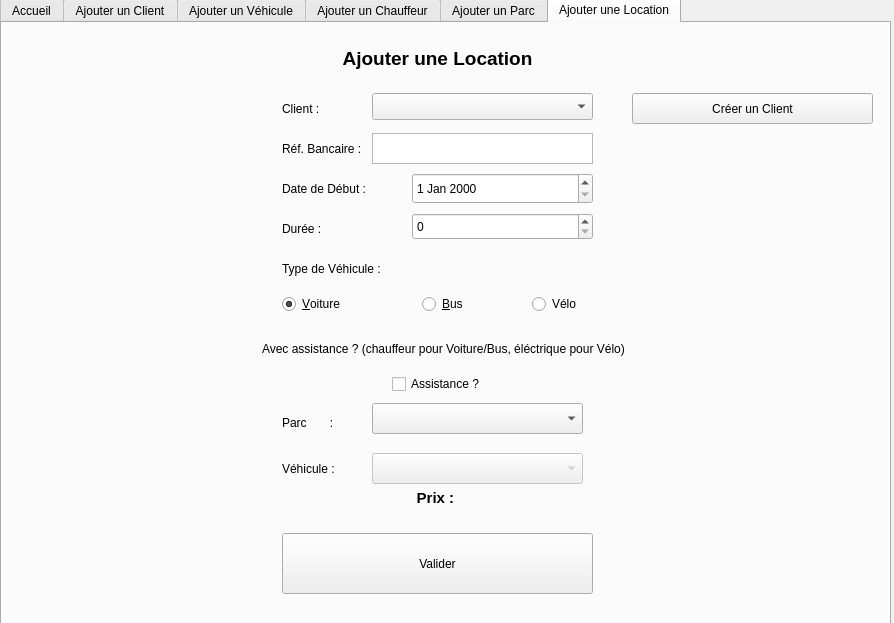
The window that ProjetCPOA/mainwindow.ui (simonh88/projetL3) describes before a commit, drawn with Qt 5.
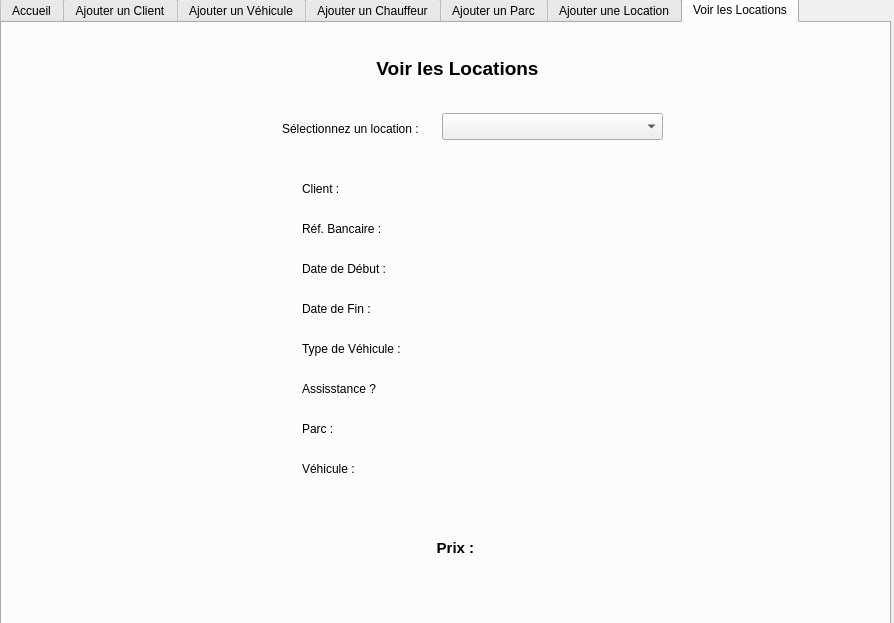
The same window after the commit.

Commit message: voir les locations quasi fini

Diff of the .ui file:
```diff
--- a/ProjetCPOA/mainwindow.ui
+++ b/ProjetCPOA/mainwindow.ui
@@ -27,7 +27,7 @@
      </rect>
     </property>
     <property name="currentIndex">
-     <number>5</number>
+     <number>6</number>
     </property>
     <property name="tabsClosable">
      <bool>false</bool>
@@ -1144,6 +1144,268 @@
       </property>
      </widget>
     </widget>
+    <widget class="QWidget" name="tab_showLocations">
+     <attribute name="title">
+      <string>Voir les Locations</string>
+     </attribute>
+     <widget class="QLabel" name="show_locPrix">
+      <property name="geometry">
+       <rect>
+        <x>300</x>
+        <y>510</y>
+        <width>311</width>
+        <height>31</height>
+       </rect>
+      </property>
+      <property name="text">
+       <string>&lt;html&gt;&lt;head/&gt;&lt;body&gt;&lt;p align=&quot;center&quot;&gt;&lt;span style=&quot; font-size:11pt; font-weight:600;&quot;&gt;Prix : &lt;/span&gt;&lt;/p&gt;&lt;/body&gt;&lt;/html&gt;</string>
+      </property>
+     </widget>
+     <widget class="QLabel" name="label_46">
+      <property name="geometry">
+       <rect>
+        <x>280</x>
+        <y>90</y>
+        <width>161</width>
+        <height>31</height>
+       </rect>
+      </property>
+      <property name="text">
+       <string>Sélectionnez un location :</string>
+      </property>
+     </widget>
+     <widget class="QLabel" name="label_47">
+      <property name="geometry">
+       <rect>
+        <x>300</x>
+        <y>30</y>
+        <width>311</width>
+        <height>31</height>
+       </rect>
+      </property>
+      <property name="text">
+       <string>&lt;html&gt;&lt;head/&gt;&lt;body&gt;&lt;p align=&quot;center&quot;&gt;&lt;span style=&quot; font-size:14pt; font-weight:600;&quot;&gt;Voir les Locations&lt;/span&gt;&lt;/p&gt;&lt;/body&gt;&lt;/html&gt;</string>
+      </property>
+     </widget>
+     <widget class="QLabel" name="label_48">
+      <property name="geometry">
+       <rect>
+        <x>300</x>
+        <y>190</y>
+        <width>171</width>
+        <height>31</height>
+       </rect>
+      </property>
+      <property name="text">
+       <string>Réf. Bancaire :</string>
+      </property>
+     </widget>
+     <widget class="QLabel" name="label_49">
+      <property name="geometry">
+       <rect>
+        <x>300</x>
+        <y>270</y>
+        <width>171</width>
+        <height>31</height>
+       </rect>
+      </property>
+      <property name="text">
+       <string>Date de Fin :</string>
+      </property>
+     </widget>
+     <widget class="QComboBox" name="show_locLocation">
+      <property name="geometry">
+       <rect>
+        <x>440</x>
+        <y>90</y>
+        <width>221</width>
+        <height>27</height>
+       </rect>
+      </property>
+     </widget>
+     <widget class="QLabel" name="label_50">
+      <property name="geometry">
+       <rect>
+        <x>300</x>
+        <y>310</y>
+        <width>171</width>
+        <height>31</height>
+       </rect>
+      </property>
+      <property name="text">
+       <string>Type de Véhicule :</string>
+      </property>
+     </widget>
+     <widget class="QLabel" name="label_51">
+      <property name="geometry">
+       <rect>
+        <x>300</x>
+        <y>230</y>
+        <width>171</width>
+        <height>31</height>
+       </rect>
+      </property>
+      <property name="text">
+       <string>Date de Début :</string>
+      </property>
+     </widget>
+     <widget class="QLabel" name="show_locRefBanq">
+      <property name="geometry">
+       <rect>
+        <x>480</x>
+        <y>190</y>
+        <width>181</width>
+        <height>31</height>
+       </rect>
+      </property>
+      <property name="text">
+       <string/>
+      </property>
+     </widget>
+     <widget class="QLabel" name="show_locDateDebut">
+      <property name="geometry">
+       <rect>
+        <x>480</x>
+        <y>230</y>
+        <width>181</width>
+        <height>31</height>
+       </rect>
+      </property>
+      <property name="text">
+       <string/>
+      </property>
+     </widget>
+     <widget class="QLabel" name="show_locTypeVeh">
+      <property name="geometry">
+       <rect>
+        <x>480</x>
+        <y>310</y>
+        <width>181</width>
+        <height>31</height>
+       </rect>
+      </property>
+      <property name="text">
+       <string/>
+      </property>
+     </widget>
+     <widget class="QLabel" name="show_locDateFin">
+      <property name="geometry">
+       <rect>
+        <x>480</x>
+        <y>270</y>
+        <width>181</width>
+        <height>31</height>
+       </rect>
+      </property>
+      <property name="text">
+       <string/>
+      </property>
+     </widget>
+     <widget class="QLabel" name="show_locParc">
+      <property name="geometry">
+       <rect>
+        <x>480</x>
+        <y>390</y>
+        <width>181</width>
+        <height>31</height>
+       </rect>
+      </property>
+      <property name="text">
+       <string/>
+      </property>
+     </widget>
+     <widget class="QLabel" name="show_locAssist">
+      <property name="geometry">
+       <rect>
+        <x>480</x>
+        <y>350</y>
+        <width>181</width>
+        <height>31</height>
+       </rect>
+      </property>
+      <property name="text">
+       <string/>
+      </property>
+     </widget>
+     <widget class="QLabel" name="label_52">
+      <property name="geometry">
+       <rect>
+        <x>300</x>
+        <y>350</y>
+        <width>171</width>
+        <height>31</height>
+       </rect>
+      </property>
+      <property name="text">
+       <string>Assisstance ?</string>
+      </property>
+     </widget>
+     <widget class="QLabel" name="show_locVeh">
+      <property name="geometry">
+       <rect>
+        <x>480</x>
+        <y>430</y>
+        <width>181</width>
+        <height>31</height>
+       </rect>
+      </property>
+      <property name="text">
+       <string/>
+      </property>
+     </widget>
+     <widget class="QLabel" name="label_60">
+      <property name="geometry">
+       <rect>
+        <x>300</x>
+        <y>430</y>
+        <width>171</width>
+        <height>31</height>
+       </rect>
+      </property>
+      <property name="text">
+       <string>Véhicule :</string>
+      </property>
+     </widget>
+     <widget class="QLabel" name="label_61">
+      <property name="geometry">
+       <rect>
+        <x>300</x>
+        <y>390</y>
+        <width>171</width>
+        <height>31</height>
+       </rect>
+      </property>
+      <property name="text">
+       <string>Parc :</string>
+      </property>
+     </widget>
+     <widget class="QLabel" name="label_62">
+      <property name="geometry">
+       <rect>
+        <x>300</x>
+        <y>150</y>
+        <width>171</width>
+        <height>31</height>
+       </rect>
+      </property>
+      <property name="text">
+       <string>Client :</string>
+      </property>
+     </widget>
+     <widget class="QLabel" name="show_locClient">
+      <property name="geometry">
+       <rect>
+        <x>480</x>
+        <y>150</y>
+        <width>181</width>
+        <height>31</height>
+       </rect>
+      </property>
+      <property name="text">
+       <string/>
+      </property>
+     </widget>
+    </widget>
    </widget>
   </widget>
  </widget>
```
Left out of the diff: 16 changed lines with no effect on the pictures. The commit also changes 8 other files.
